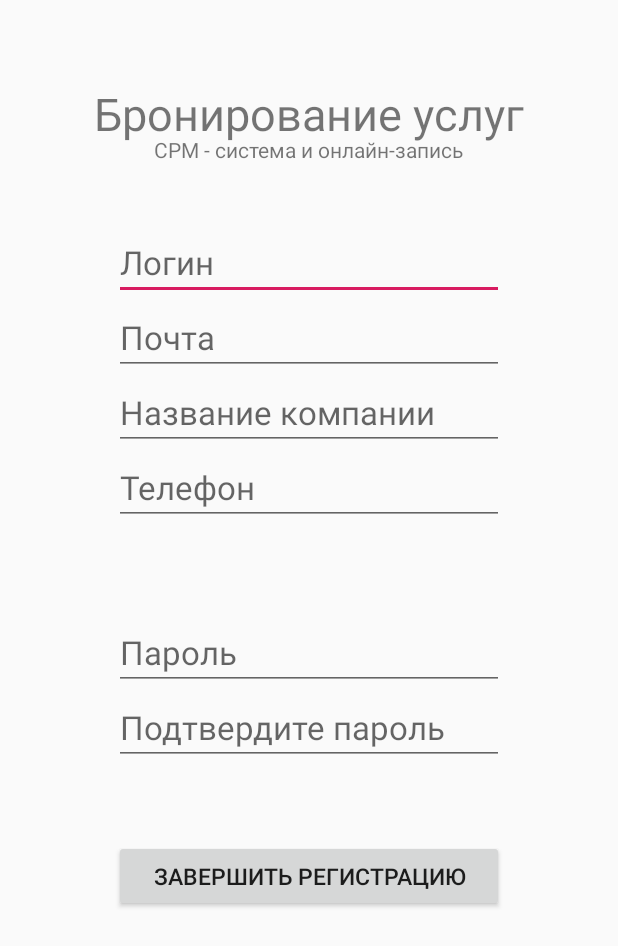
After one commit to darkice-dev/ClientServise, an Android app: the RegistrationCompany screen opened directly, with no data from a screen before it, on a phone screen of 412 x 824 dp. The commit adds this screen. Shown: the top 946 px of the screen. Run offline under Robolectric (Android 15) with nearby library versions, the phone set to English and light mode, and no system bars.

Commit message:
The logic of pressing the registration buttons is finished (without click conditions)

```diff
--- a/app/src/main/AndroidManifest.xml
+++ b/app/src/main/AndroidManifest.xml
@@ -9,7 +9,11 @@
         android:roundIcon="@mipmap/ic_launcher_round"
         android:supportsRtl="true"
         android:theme="@style/AppTheme">
-        <activity android:name=".EnterActivity"></activity>
+        <activity android:name=".RegistrationCompany"></activity>
+        <activity android:name=".RegistrationClient" />
+        <activity android:name=".RegistrationActivity" />
+        <activity android:name=".HelpActivity" />
+        <activity android:name=".EnterActivity" />
         <activity android:name=".MainActivity">
             <intent-filter>
                 <action android:name="android.intent.action.MAIN" />
--- /dev/null
+++ b/app/src/main/java/com/project/clientservise1/RegistrationCompany.java
@@ -0,0 +1,46 @@
+package com.project.clientservise1;
+
+import androidx.appcompat.app.AppCompatActivity;
+
+import android.annotation.SuppressLint;
+import android.content.Intent;
+import android.os.Bundle;
+import android.view.MotionEvent;
+import android.view.View;
+import android.widget.Button;
+import android.widget.EditText;
+import android.widget.TextView;
+
+public class RegistrationCompany extends AppCompatActivity {
+
+    @SuppressLint("ClickableViewAccessibility")
+    @Override
+    protected void onCreate(Bundle savedInstanceState) {
+        super.onCreate(savedInstanceState);
+        setContentView(R.layout.activity_registration_company);
+
+        Button btnEndRegCom = findViewById(R.id.b_regCom);
+        EditText Password = findViewById(R.id.PasswordCompany);
+        final TextView HelpPass = findViewById(R.id.HelpMassage);
+
+        btnEndRegCom.setOnClickListener(new View.OnClickListener() {
+            @Override
+            public void onClick(View v) {
+                Intent intent = new Intent();
+                intent.setClass(RegistrationCompany.this, MainActivity.class);
+                startActivity(intent);
+            }
+        });
+
+        Password.setOnTouchListener(new View.OnTouchListener() {
+            @Override
+            public boolean onTouch(View v, MotionEvent event) {
+                if(event.getAction() == MotionEvent.ACTION_DOWN) {
+                    HelpPass.setText("Ваш пароль должен содержать не менее 8 символов,среди "+
+                            "которых должны быть буквы(a-z) и цифры(0-9)");
+                }
+                return false;
+            }
+        });
+    }
+}
--- /dev/null
+++ b/app/src/main/res/layout/activity_registration_company.xml
@@ -0,0 +1,109 @@
+<?xml version="1.0" encoding="utf-8"?>
+<RelativeLayout xmlns:android="http://schemas.android.com/apk/res/android"
+    xmlns:tools="http://schemas.android.com/tools"
+    android:layout_width="match_parent"
+    android:layout_height="match_parent"
+    tools:context=".RegistrationCompany">
+
+    <TextView
+        android:id="@+id/tv_name"
+        android:layout_width="wrap_content"
+        android:layout_height="wrap_content"
+        android:layout_centerHorizontal="true"
+        android:layout_marginTop="55dp"
+        android:text="@string/name"
+        android:textSize="30sp"/>
+
+    <TextView
+        android:layout_width="wrap_content"
+        android:layout_height="wrap_content"
+        android:text="@string/CRM"
+        android:layout_centerHorizontal="true"
+        android:layout_marginTop="90dp" />
+
+    <EditText
+        android:id="@+id/editText1"
+        android:layout_width="wrap_content"
+        android:layout_height="wrap_content"
+        android:ems="10"
+        android:hint="@string/login"
+        android:textSize="22sp"
+        android:layout_centerHorizontal="true"
+        android:layout_marginTop="150dp"
+        android:inputType="textPersonName"/>
+
+    <EditText
+        android:id="@+id/editText2"
+        android:layout_width="wrap_content"
+        android:layout_height="wrap_content"
+        android:ems="10"
+        android:hint="@string/e_mail"
+        android:textSize="22sp"
+        android:layout_centerHorizontal="true"
+        android:layout_marginTop="200dp"
+        android:inputType="textEmailAddress"/>
+
+    <EditText
+        android:id="@+id/editText3"
+        android:layout_width="wrap_content"
+        android:layout_height="wrap_content"
+        android:ems="10"
+        android:hint="@string/name_Company"
+        android:textSize="22sp"
+        android:layout_centerHorizontal="true"
+        android:layout_marginTop="250dp"
+        android:inputType="textLongMessage"/>
+
+    <EditText
+        android:id="@+id/editText4"
+        android:layout_width="wrap_content"
+        android:layout_height="wrap_content"
+        android:ems="10"
+        android:hint="@string/Phone"
+        android:textSize="22sp"
+        android:layout_centerHorizontal="true"
+        android:layout_marginTop="300dp"
+        android:inputType="phone"/>
+
+    <TextView
+        android:id="@+id/HelpMassage"
+        android:layout_width="365dp"
+        android:layout_height="wrap_content"
+        android:layout_centerHorizontal="true"
+        android:layout_marginTop="360dp"
+        android:gravity="center"
+        android:textColor="@android:color/holo_red_light"
+        />
+
+    <EditText
+        android:id="@+id/PasswordCompany"
+        android:layout_width="wrap_content"
+        android:layout_height="wrap_content"
+        android:layout_centerHorizontal="true"
+        android:layout_marginTop="410dp"
+        android:ems="10"
+        android:hint="@string/Password"
+        android:textSize="22sp"
+        android:inputType="textPassword" />
+
+    <EditText
+        android:id="@+id/editText6"
+        android:layout_width="wrap_content"
+        android:layout_height="wrap_content"
+        android:layout_centerHorizontal="true"
+        android:layout_marginTop="460dp"
+        android:ems="10"
+        android:hint="@string/confirmPassword"
+        android:textSize="22sp"
+        android:inputType="textPassword"/>
+
+    <Button
+        android:id="@+id/b_regCom"
+        android:layout_width="260dp"
+        android:layout_height="wrap_content"
+        android:layout_centerHorizontal="true"
+        android:layout_marginTop="560dp"
+        android:text="@string/endRegistration"
+        android:textSize="15sp" />
+
+</RelativeLayout>
--- a/app/src/main/res/layout/fragment_profile.xml
+++ b/app/src/main/res/layout/fragment_profile.xml
@@ -89,6 +89,7 @@
             android:textColor="@color/Black" />
 
         <Button
+            android:id="@+id/btn_registration"
             android:layout_width="match_parent"
             android:layout_height="wrap_content"
             android:layout_marginTop="630dp"
--- a/app/src/main/res/values/strings.xml
+++ b/app/src/main/res/values/strings.xml
@@ -24,6 +24,6 @@
     <string name="help_missing_password">Получить помощь со входом в систему</string>
     <string name="enter_as_guest">Войти как гость</string>
     <string name="not_have_account">У вас еще нет аккаунта?</string>
-    <string name="btn_regist">Зарегистрируйтесь</string>
+    <string name="registration">Зарегистрируйтесь</string>
     <string name="Enter">Войти</string>
 </resources>
```
Also changed, not shown: app/src/main/java/com/project/clientservise1/EnterActivity.java (added, +50 -0 lines), app/src/main/java/com/project/clientservise1/HelpActivity.java (added, +14 -0 lines), app/src/main/java/com/project/clientservise1/ProfileFragment.java (+14 -3 lines), app/src/main/java/com/project/clientservise1/RegistrationActivity.java (added, +40 -0 lines), app/src/main/java/com/project/clientservise1/RegistrationClient.java (added, +46 -0 lines), app/src/main/res/layout/activity_enter.xml (added, +88 -0 lines), app/src/main/res/layout/activity_help.xml (added, +9 -0 lines), app/src/main/res/layout/activity_registration.xml (added, +67 -0 lines), app/src/main/res/layout/activity_registration_client.xml (added, +89 -0 lines).
